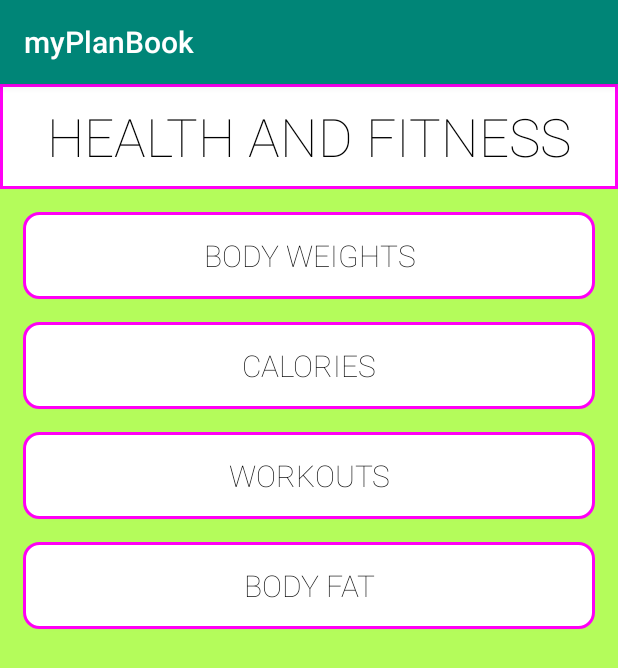
After one commit to shafnasir/MyPlanBook, an Android app: the HealthFitnessMainMenuActivity screen opened directly, with no data from a screen before it, on a phone screen of 412 x 824 dp. The commit adds this screen. Shown: the top 668 px of the screen. Run offline under Robolectric (Android 15) with nearby library versions, the phone set to English and light mode, and no system bars.

Commit message:
[THEB-48] Link button to body weight logger activity

```diff
--- a/myPlanBook/app/src/main/AndroidManifest.xml
+++ b/myPlanBook/app/src/main/AndroidManifest.xml
@@ -1,6 +1,9 @@
 <?xml version="1.0" encoding="utf-8"?>
 <manifest xmlns:android="http://schemas.android.com/apk/res/android"
     package="utm.csc301.theBrogrammers.myPlanBook">
+
+    <uses-permission android:name="android.permission.INTERNET" />
+    <uses-permission android:name="android.permission.READ_EXTERNAL_STORAGE" />
 
     <application
         android:allowBackup="true"
@@ -9,7 +12,8 @@
         android:roundIcon="@mipmap/ic_launcher_round"
         android:supportsRtl="true"
         android:theme="@style/AppTheme">
-        <activity android:name=".FinancialHub.LoadTransactions"></activity>
+        <activity android:name=".HealthFitnessMainMenu.HealthFitnessMainMenuActivity" />
+        <activity android:name=".FinancialHub.LoadTransactions" />
         <activity android:name=".Feedback" />
         <activity
             android:name=".ui.login.Signup"
@@ -47,16 +51,16 @@
         <activity
             android:name=".calendar.CalendarEventsModel"
             android:label="@string/title_activity_add_event"
-            android:theme="@style/AppTheme.NoActionBar"></activity>
+            android:theme="@style/AppTheme.NoActionBar" />
         <activity
             android:name=".calendar.CalendarEventsActivity"
             android:label="@string/title_activity_calendar"
-            android:theme="@style/AppTheme.NoActionBar"></activity>
+            android:theme="@style/AppTheme.NoActionBar" />
         <activity
             android:name=".LogBodyWeight.LogBodyWeightActivity"
             android:label="@string/title_activity_log_body_weight"
             android:theme="@style/AppTheme.NoActionBar"
-            android:windowSoftInputMode="adjustPan"></activity>
+            android:windowSoftInputMode="adjustPan" />
         <activity
             android:name=".ui.login.LoginActivity"
             android:label="@string/app_name">
@@ -67,7 +71,5 @@
             </intent-filter>
         </activity>
     </application>
-    <uses-permission android:name="android.permission.INTERNET"/>
-    <uses-permission android:name="android.permission.READ_EXTERNAL_STORAGE"/>
 
 </manifest>
--- /dev/null
+++ b/myPlanBook/app/src/main/java/utm/csc301/theBrogrammers/myPlanBook/HealthFitnessMainMenu/HealthFitnessMainMenuActivity.java
@@ -0,0 +1,38 @@
+package utm.csc301.theBrogrammers.myPlanBook.HealthFitnessMainMenu;
+
+import androidx.appcompat.app.AppCompatActivity;
+import utm.csc301.theBrogrammers.myPlanBook.LogBodyWeight.LogBodyWeightActivity;
+import utm.csc301.theBrogrammers.myPlanBook.MainActivity;
+import utm.csc301.theBrogrammers.myPlanBook.R;
+import utm.csc301.theBrogrammers.myPlanBook.calendar.CalendarEventsActivity;
+
+import android.content.Intent;
+import android.os.Bundle;
+import android.view.View;
+import android.widget.Button;
+
+public class HealthFitnessMainMenuActivity extends AppCompatActivity {
+
+    Button logBodyWeightsLink;
+    Button logCaloriesLink;
+    Button logWorkoutsLink;
+    Button logBodyFatLink;
+
+    @Override
+    protected void onCreate(Bundle savedInstanceState) {
+        super.onCreate(savedInstanceState);
+        setContentView(R.layout.activity_health_fitness_main_menu);
+
+        logBodyWeightsLink = (Button) findViewById(R.id.logBodyWeightLinkButton);
+        logBodyWeightsLink.setOnClickListener(new View.OnClickListener(){
+            public void onClick(View view){
+                Intent intent = new Intent(HealthFitnessMainMenuActivity.this, LogBodyWeightActivity.class);
+                startActivity(intent);
+            }
+        });
+
+        logCaloriesLink = (Button) findViewById(R.id.logCaloriesLinkButton);
+        logWorkoutsLink = (Button) findViewById(R.id.logWorkoutsLinkButton);
+        logBodyFatLink = (Button) findViewById(R.id.logBodyFatLinkButton);
+    }
+}
--- /dev/null
+++ b/myPlanBook/app/src/main/res/layout/activity_health_fitness_main_menu.xml
@@ -0,0 +1,38 @@
+<?xml version="1.0" encoding="utf-8"?>
+<androidx.constraintlayout.widget.ConstraintLayout xmlns:android="http://schemas.android.com/apk/res/android"
+    xmlns:app="http://schemas.android.com/apk/res-auto"
+    xmlns:tools="http://schemas.android.com/tools"
+    android:id="@+id/healthFitnessConstraintLayout"
+    android:layout_width="match_parent"
+    android:layout_height="match_parent"
+    android:background="#B4FC5B"
+    tools:context=".HealthFitnessMainMenu.HealthFitnessMainMenuActivity">
+
+    <TextView
+        android:id="@+id/textViewHealthFitnessTitle"
+        android:layout_width="match_parent"
+        android:layout_height="70sp"
+        android:background="@drawable/square_outline_bordered"
+        android:gravity="center"
+        android:text="HEALTH AND FITNESS"
+        android:textColor="#000000"
+        android:textSize="35sp"
+        app:fontFamily="sans-serif-thin"
+        app:layout_constraintEnd_toEndOf="parent"
+        app:layout_constraintStart_toStartOf="parent"
+        app:layout_constraintTop_toTopOf="parent"
+        app:popupTheme="@style/AppTheme.PopupOverlay" />
+
+    <include
+        android:id="@+id/include"
+        layout="@layout/content_health_fitness_main_menu"
+        android:layout_width="match_parent"
+        android:layout_height="0dp"
+        app:layout_constraintBottom_toBottomOf="parent"
+        app:layout_constraintEnd_toEndOf="parent"
+        app:layout_constraintHorizontal_bias="0.0"
+        app:layout_constraintStart_toStartOf="parent"
+        app:layout_constraintTop_toBottomOf="@id/textViewHealthFitnessTitle"
+        app:layout_constraintVertical_bias="0.0" />
+
+</androidx.constraintlayout.widget.ConstraintLayout>
--- a/myPlanBook/app/src/main/res/layout/activity_log_body_weight.xml
+++ b/myPlanBook/app/src/main/res/layout/activity_log_body_weight.xml
@@ -2,6 +2,7 @@
 <androidx.coordinatorlayout.widget.CoordinatorLayout xmlns:android="http://schemas.android.com/apk/res/android"
     xmlns:app="http://schemas.android.com/apk/res-auto"
     xmlns:tools="http://schemas.android.com/tools"
+    android:id="@+id/lbwActivityCLayout"
     android:layout_width="match_parent"
     android:layout_height="match_parent"
     tools:context=".LogBodyWeight.LogBodyWeightActivity">
@@ -19,8 +20,8 @@
             android:layout_height="wrap_content"
             android:layout_marginRight="10sp"
             android:layout_marginBottom="10sp"
+            android:backgroundTint="#FFFFFF"
             android:clickable="true"
-            android:backgroundTint="#FFFFFF"
             app:layout_constraintBottom_toBottomOf="parent"
             app:layout_constraintEnd_toEndOf="parent" />
 
@@ -30,8 +31,8 @@
             android:layout_height="wrap_content"
             android:layout_marginLeft="10sp"
             android:layout_marginBottom="10sp"
+            android:backgroundTint="#FFFFFF"
             android:clickable="true"
-            android:backgroundTint="#FFFFFF"
             app:layout_constraintBottom_toBottomOf="parent"
             app:layout_constraintStart_toStartOf="parent" />
 
--- /dev/null
+++ b/myPlanBook/app/src/main/res/layout/content_health_fitness_main_menu.xml
@@ -0,0 +1,73 @@
+<?xml version="1.0" encoding="utf-8"?>
+<androidx.constraintlayout.widget.ConstraintLayout xmlns:android="http://schemas.android.com/apk/res/android"
+    xmlns:app="http://schemas.android.com/apk/res-auto"
+    xmlns:tools="http://schemas.android.com/tools"
+    android:id="@+id/healthFitnessMainMenuConstraintLayout"
+    android:layout_width="match_parent"
+    android:layout_height="match_parent">
+
+    <LinearLayout
+        android:id="@+id/healthFitnessMainMenuContentLayout"
+        android:layout_width="match_parent"
+        android:layout_height="match_parent"
+        android:orientation="vertical">
+
+        <Button
+            android:id="@+id/logBodyWeightLinkButton"
+            android:layout_width="match_parent"
+            android:layout_height="wrap_content"
+            android:layout_marginLeft="15dp"
+            android:layout_marginRight="15dp"
+            android:layout_marginTop="15dp"
+            android:background="@drawable/round_outline_bordered"
+            android:padding="15sp"
+            android:text="BODY WEIGHTS"
+            android:textColor="#000000"
+            android:textSize="20sp"
+            app:fontFamily="sans-serif-thin" />
+
+        <Button
+            android:id="@+id/logCaloriesLinkButton"
+            android:layout_width="match_parent"
+            android:layout_height="wrap_content"
+            android:layout_marginLeft="15dp"
+            android:layout_marginRight="15dp"
+            android:layout_marginTop="15dp"
+            android:background="@drawable/round_outline_bordered"
+            android:padding="15sp"
+            android:text="CALORIES"
+            android:textColor="#000000"
+            android:textSize="20sp"
+            app:fontFamily="sans-serif-thin" />
+
+        <Button
+            android:id="@+id/logWorkoutsLinkButton"
+            android:layout_width="match_parent"
+            android:layout_height="wrap_content"
+            android:layout_marginLeft="15dp"
+            android:layout_marginRight="15dp"
+            android:layout_marginTop="15dp"
+            android:background="@drawable/round_outline_bordered"
+            android:padding="15sp"
+            android:text="WORKOUTS"
+            android:textColor="#000000"
+            android:textSize="20sp"
+            app:fontFamily="sans-serif-thin" />
+
+        <Button
+            android:id="@+id/logBodyFatLinkButton"
+            android:layout_width="match_parent"
+            android:layout_height="wrap_content"
+            android:layout_marginLeft="15dp"
+            android:layout_marginRight="15dp"
+            android:layout_marginTop="15dp"
+            android:background="@drawable/round_outline_bordered"
+            android:padding="15sp"
+            android:text="BODY FAT"
+            android:textColor="#000000"
+            android:textSize="20sp"
+            app:fontFamily="sans-serif-thin" />
+
+    </LinearLayout>
+
+</androidx.constraintlayout.widget.ConstraintLayout>
```
